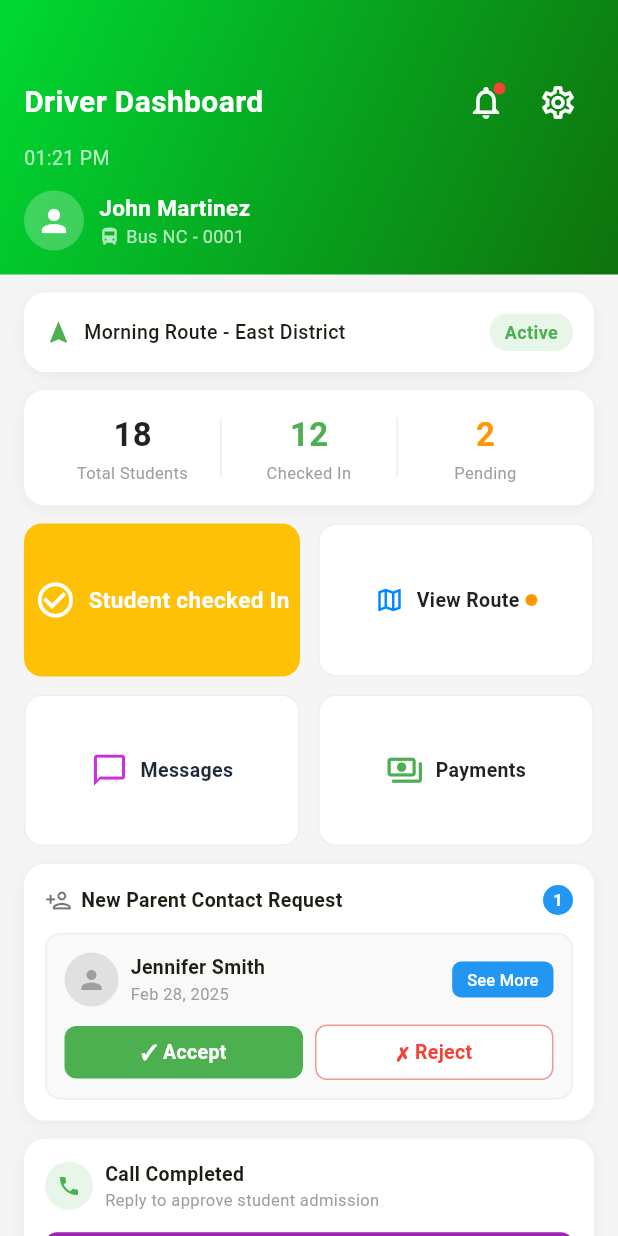
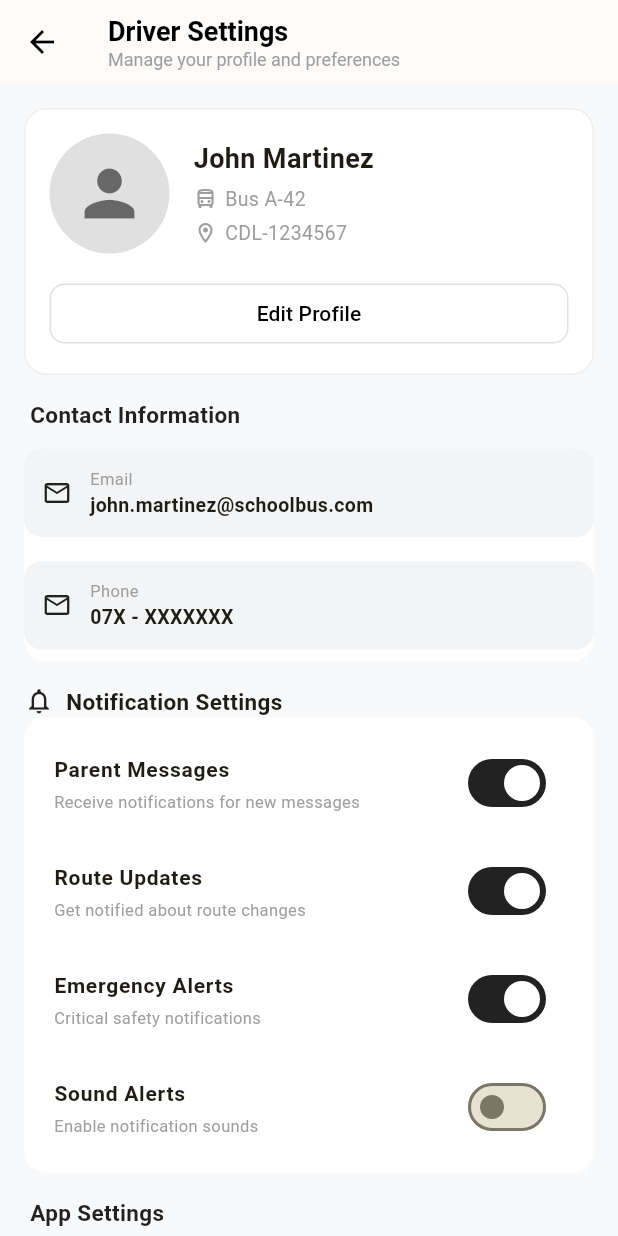
Before and after one commit to Chathunka0723/guardiango, a Flutter app: the DriverhomeScreen screen opened directly, after a tap on the "settings" icon, on a phone screen of 412 x 824 dp. Run offline on Flutter 3.47's test engine with Material 3 defaults, Android fonts, the phone set to English and light mode, and no system bars; our stand-ins replace supabase_flutter; accounts and stored records are empty.

Commit message:
create driver_setting.dart and connect the home page

```diff
--- a/guardiango_app_flutter/lib/driver_home.dart
+++ b/guardiango_app_flutter/lib/driver_home.dart
@@ -1,5 +1,5 @@
 import 'package:flutter/material.dart';
-import 'package:guardiango_app_flutter/driver_login.dart';
+import 'package:guardiango_app_flutter/driver_setting.dart';
 
 class DriverhomeScreen extends StatelessWidget {
   const DriverhomeScreen({super.key});
@@ -10,7 +10,7 @@ class DriverhomeScreen extends StatelessWidget {
       backgroundColor: const Color(0xFFF5F5F5),
       body: Column(
         children: [
-          _buildHeader(),
+          _buildHeader(context),
           Expanded(
             child: SingleChildScrollView(
               padding: const EdgeInsets.symmetric(horizontal: 16, vertical: 12),
@@ -45,7 +45,8 @@ class DriverhomeScreen extends StatelessWidget {
     );
   }
 
-  Widget _buildHeader() {
+// මෙහි (BuildContext context) යන්න අනිවාර්යයෙන් ඇතුළත් කරන්න
+Widget _buildHeader(BuildContext context) {
   return Container(
     decoration: const BoxDecoration(
       gradient: LinearGradient(
@@ -93,9 +94,16 @@ class DriverhomeScreen extends StatelessWidget {
                   ),
                 ),
                 IconButton(
-                    onPressed: () => print('Settings tapped'),
-                    icon: const Icon(Icons.settings_outlined,
-                        color: Colors.white, size: 26),
+                  onPressed: () {
+                    // දැන් මෙහි 'context' error එකක් නොපෙන්වයි
+                    Navigator.push(
+                      context,
+                      MaterialPageRoute(
+                        builder: (context) => const DriverSettingsPage(),
+                      ),
+                    );
+                  },
+                  icon: const Icon(Icons.settings_outlined, color: Colors.white),
                 ),
               ],
             ),
--- /dev/null
+++ b/guardiango_app_flutter/lib/driver_setting.dart
@@ -0,0 +1,288 @@
+import 'package:flutter/material.dart';
+
+class DriverSettingsPage extends StatefulWidget {
+  const DriverSettingsPage({super.key});
+
+  @override
+  State<DriverSettingsPage> createState() => _DriverSettingsPageState();
+}
+
+class _DriverSettingsPageState extends State<DriverSettingsPage> {
+  // Toggle Switches පාලනය කිරීමට variables
+  bool parentMessages = true;
+  bool routeUpdates = true;
+  bool emergencyAlerts = true;
+  bool soundAlerts = false;
+
+  @override
+  Widget build(BuildContext context) {
+    return Scaffold(
+      backgroundColor: const Color(0xFFF8F9FA),
+      appBar: AppBar(
+        backgroundColor: Colors.white,
+        elevation: 0.5,
+        leading: IconButton(
+          icon: const Icon(Icons.arrow_back, color: Colors.black),
+          onPressed: () => Navigator.pop(context),
+        ),
+        title: const Column(
+          crossAxisAlignment: CrossAxisAlignment.start,
+          children: [
+            Text("Driver Settings",
+                style: TextStyle(
+                    color: Colors.black,
+                    fontSize: 18,
+                    fontWeight: FontWeight.bold)),
+            Text("Manage your profile and preferences",
+                style: TextStyle(color: Colors.grey, fontSize: 12)),
+          ],
+        ),
+      ),
+      body: SingleChildScrollView(
+        padding: const EdgeInsets.all(16.0),
+        child: Column(
+          children: [
+            // 1. Profile Card
+            _buildProfileCard(),
+            const SizedBox(height: 16),
+
+            // 2. Contact Information
+            _buildSectionHeader("Contact Information"),
+            _buildContactInfoCard(),
+            const SizedBox(height: 16),
+
+            // 3. Notification Settings
+            _buildSectionHeaderWithIcon("Notification Settings", Icons.notifications_none),
+            _buildNotificationCard(),
+            const SizedBox(height: 16),
+
+            // 4. App Settings (GPS & Privacy)
+            _buildSectionHeader("App Settings"),
+            _buildNavigationCard([
+              _buildListTile(Icons.location_on_outlined, "GPS Setting", "Manage Location Tracking"),
+              const Divider(),
+              _buildListTile(Icons.shield_outlined, "Privacy & Security", "Manage data and privacy setting"),
+            ]),
+            const SizedBox(height: 16),
+
+            // 5. More Settings (Help & Support)
+            _buildSectionHeader("App Settings"),
+            _buildNavigationCard([
+              _buildListTile(Icons.help_outline, "Help Center", "FAQs and guides"),
+              const Divider(),
+              _buildListTile(Icons.phone_in_talk_outlined, "Contact Support", "Get help from our team"),
+            ]),
+            const SizedBox(height: 20),
+
+            // 6. App Version
+            Container(
+              width: double.infinity,
+              padding: const EdgeInsets.all(12),
+              decoration: BoxDecoration(
+                color: Colors.white,
+                borderRadius: BorderRadius.circular(12),
+              ),
+              child: const Column(
+                children: [
+                  Text("App Version", style: TextStyle(color: Colors.grey, fontSize: 12)),
+                  Text("Driver Portal v2.1.0", style: TextStyle(fontWeight: FontWeight.bold)),
+                ],
+              ),
+            ),
+            const SizedBox(height: 16),
+
+            // 7. Logout Button
+            SizedBox(
+              width: double.infinity,
+              child: OutlinedButton.icon(
+                onPressed: () {},
+                icon: const Icon(Icons.logout, color: Colors.red),
+                label: const Text("Logout", style: TextStyle(color: Colors.red, fontWeight: FontWeight.bold)),
+                style: OutlinedButton.styleFrom(
+                  backgroundColor: const Color(0xFFFFF5F5),
+                  side: BorderSide.none,
+                  padding: const EdgeInsets.symmetric(vertical: 15),
+                  shape: RoundedRectangleBorder(borderRadius: BorderRadius.circular(12)),
+                ),
+              ),
+            ),
+          ],
+        ),
+      ),
+    );
+  }
+
+  // --- Helper Widgets ---
+
+  Widget _buildProfileCard() {
+    return Container(
+      padding: const EdgeInsets.all(16),
+      decoration: BoxDecoration(
+        color: Colors.white,
+        borderRadius: BorderRadius.circular(15),
+        border: Border.all(color: Colors.grey.shade200),
+      ),
+      child: Column(
+        children: [
+          Row(
+            children: [
+              const CircleAvatar(
+                radius: 40,
+                backgroundColor: Color(0xFFE0E0E0),
+                child: Icon(Icons.person, size: 50, color: Colors.black54),
+              ),
+              const SizedBox(width: 16),
+              Column(
+                crossAxisAlignment: CrossAxisAlignment.start,
+                children: [
+                  const Text("John Martinez", style: TextStyle(fontSize: 18, fontWeight: FontWeight.bold)),
+                  const SizedBox(height: 4),
+                  _iconLabel(Icons.directions_bus_outlined, "Bus A-42"),
+                  const SizedBox(height: 4),
+                  _iconLabel(Icons.location_on_outlined, "CDL-1234567"),
+                ],
+              ),
+            ],
+          ),
+          const SizedBox(height: 16),
+          SizedBox(
+            width: double.infinity,
+            child: OutlinedButton(
+              onPressed: () {},
+              style: OutlinedButton.styleFrom(
+                shape: RoundedRectangleBorder(borderRadius: BorderRadius.circular(10)),
+                side: BorderSide(color: Colors.grey.shade300),
+              ),
+              child: const Text("Edit Profile", style: TextStyle(color: Colors.black)),
+            ),
+          ),
+        ],
+      ),
+    );
+  }
+
+  Widget _buildContactInfoCard() {
+    return Container(
+      decoration: BoxDecoration(
+        color: Colors.white,
+        borderRadius: BorderRadius.circular(15),
+      ),
+      child: Column(
+        children: [
+          _buildContactTile(Icons.email_outlined, "Email", "john.martinez@schoolbus.com"),
+          const SizedBox(height: 8),
+          _buildContactTile(Icons.mail_outline, "Phone", "07X - XXXXXXX"),
+        ],
+      ),
+    );
+  }
+
+  Widget _buildNotificationCard() {
+    return Container(
+      padding: const EdgeInsets.symmetric(horizontal: 4, vertical: 8),
+      decoration: BoxDecoration(
+        color: Colors.white,
+        borderRadius: BorderRadius.circular(15),
+      ),
+      child: Column(
+        children: [
+          _buildSwitchTile("Parent Messages", "Receive notifications for new messages", parentMessages, (v) => setState(() => parentMessages = v)),
+          _buildSwitchTile("Route Updates", "Get notified about route changes", routeUpdates, (v) => setState(() => routeUpdates = v)),
+          _buildSwitchTile("Emergency Alerts", "Critical safety notifications", emergencyAlerts, (v) => setState(() => emergencyAlerts = v)),
+          _buildSwitchTile("Sound Alerts", "Enable notification sounds", soundAlerts, (v) => setState(() => soundAlerts = v)),
+        ],
+      ),
+    );
+  }
+
+  Widget _iconLabel(IconData icon, String label) {
+    return Row(
+      children: [
+        Icon(icon, size: 16, color: Colors.grey),
+        const SizedBox(width: 5),
+        Text(label, style: const TextStyle(color: Colors.grey, fontSize: 13)),
+      ],
+    );
+  }
+
+  Widget _buildSectionHeader(String title) {
+    return Align(
+      alignment: Alignment.centerLeft,
+      child: Padding(
+        padding: const EdgeInsets.only(bottom: 12, left: 4),
+        child: Text(title, style: const TextStyle(fontSize: 15, fontWeight: FontWeight.bold, color: Colors.black87)),
+      ),
+    );
+  }
+
+  Widget _buildSectionHeaderWithIcon(String title, IconData icon) {
+    return Row(
+      children: [
+        Icon(icon, size: 20),
+        const SizedBox(width: 8),
+        Text(title, style: const TextStyle(fontSize: 15, fontWeight: FontWeight.bold)),
+      ],
+    );
+  }
+
+  Widget _buildContactTile(IconData icon, String label, String value) {
+    return Container(
+      padding: const EdgeInsets.all(12),
+      margin: const EdgeInsets.only(bottom: 8),
+      decoration: BoxDecoration(
+        color: const Color(0xFFF3F4F6),
+        borderRadius: BorderRadius.circular(12),
+      ),
+      child: Row(
+        children: [
+          Icon(icon, size: 20, color: Colors.black87),
+          const SizedBox(width: 12),
+          Column(
+            crossAxisAlignment: CrossAxisAlignment.start,
+            children: [
+              Text(label, style: const TextStyle(color: Colors.grey, fontSize: 11)),
+              Text(value, style: const TextStyle(fontWeight: FontWeight.bold, fontSize: 13)),
+            ],
+          ),
+        ],
+      ),
+    );
+  }
+
+  Widget _buildSwitchTile(String title, String sub, bool val, Function(bool) onChanged) {
+    return ListTile(
+      title: Text(title, style: const TextStyle(fontSize: 14, fontWeight: FontWeight.bold)),
+      subtitle: Text(sub, style: const TextStyle(fontSize: 11, color: Colors.grey)),
+      trailing: Switch(
+        value: val,
+        onChanged: onChanged,
+        activeColor: Colors.white,
+        activeTrackColor: Colors.black87,
+      ),
+    );
+  }
+
+  Widget _buildNavigationCard(List<Widget> children) {
+    return Container(
+      decoration: BoxDecoration(
+        color: Colors.white,
+        borderRadius: BorderRadius.circular(15),
+      ),
+      child: Column(children: children),
+    );
+  }
+
+  Widget _buildListTile(IconData icon, String title, String sub) {
+    return ListTile(
+      leading: Container(
+        padding: const EdgeInsets.all(8),
+        decoration: BoxDecoration(color: Colors.grey.shade50, borderRadius: BorderRadius.circular(8)),
+        child: Icon(icon, size: 20, color: Colors.black54),
+      ),
+      title: Text(title, style: const TextStyle(fontSize: 14, fontWeight: FontWeight.bold)),
+      subtitle: Text(sub, style: const TextStyle(fontSize: 11, color: Colors.grey)),
+      trailing: const Icon(Icons.chevron_right, color: Colors.grey),
+      onTap: () {},
+    );
+  }
+}
```
Lines whose indentation alone changed are shown as unchanged.
